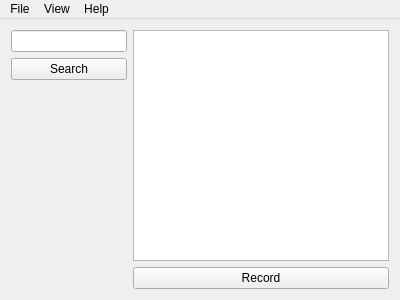
This is src/mainwindow.ui in rafirafi/Voca as Qt 5 draws it before an edit. The edited form follows.
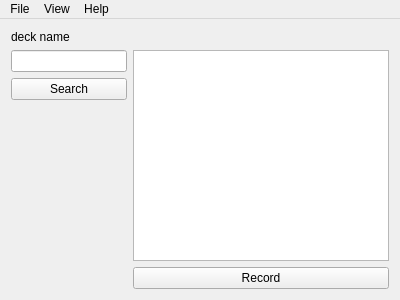
This is the edited form. Icons and pictures are not drawn. Custom widgets are drawn as their Qt base class.

Commit message: Display current deck name as label

Patch:
```diff
--- a/src/mainwindow.ui
+++ b/src/mainwindow.ui
@@ -14,7 +14,16 @@
    <string>MainWindow</string>
   </property>
   <widget class="QWidget" name="centralWidget">
-   <layout class="QHBoxLayout" name="horizontalLayout">
+   <layout class="QVBoxLayout" name="verticalLayout_4">
+    <item>
+     <widget class="QLabel" name="label_current_deck_name">
+      <property name="text">
+       <string>deck name</string>
+      </property>
+     </widget>
+    </item>
+    <item>
+     <layout class="QHBoxLayout" name="horizontalLayout_2">
     <item>
      <layout class="QVBoxLayout" name="verticalLayout_2">
       <item>
@@ -57,6 +66,8 @@
      </layout>
     </item>
    </layout>
+    </item>
+   </layout>
   </widget>
   <widget class="QMenuBar" name="menuBar">
    <property name="geometry">
```
Left out of the diff: 16 changed lines with no effect on the pictures. Lines whose indentation alone changed are shown as unchanged. The commit also changes 1 other file.
